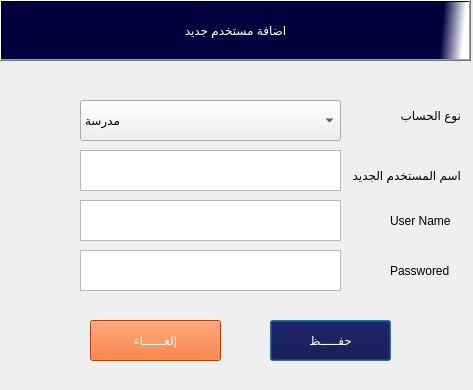
First picture: the form in newUser.ui, repository IbnEissa/EduTrackingPublic, before the edit.
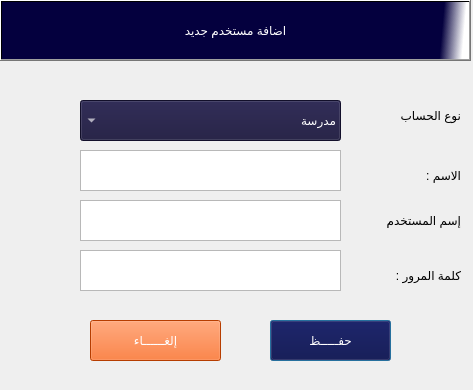
Second picture: the form after the edit.

```diff
--- a/newUser.ui
+++ b/newUser.ui
@@ -105,9 +105,9 @@
   <widget class="QLabel" name="label_3">
    <property name="geometry">
     <rect>
-     <x>390</x>
+     <x>350</x>
      <y>210</y>
-     <width>71</width>
+     <width>111</width>
      <height>21</height>
     </rect>
    </property>
@@ -115,7 +115,7 @@
     <string notr="true">font: 10pt &quot;PT Bold Heading&quot;;</string>
    </property>
    <property name="text">
-    <string>User Name</string>
+    <string>إسم المستخدم</string>
    </property>
   </widget>
   <widget class="QLabel" name="label_2">
@@ -131,7 +131,7 @@
     <string notr="true">font: 10pt &quot;PT Bold Heading&quot;;</string>
    </property>
    <property name="text">
-    <string>اسم المستخدم الجديد</string>
+    <string>الاسم : </string>
    </property>
   </widget>
   <widget class="QTextEdit" name="txtPortNumber_2">
@@ -150,17 +150,17 @@
   <widget class="QLabel" name="label_4">
    <property name="geometry">
     <rect>
-     <x>390</x>
+     <x>360</x>
      <y>260</y>
-     <width>71</width>
-     <height>21</height>
+     <width>101</width>
+     <height>31</height>
     </rect>
    </property>
    <property name="styleSheet">
     <string notr="true">font: 10pt &quot;PT Bold Heading&quot;;</string>
    </property>
    <property name="text">
-    <string>Passwored</string>
+    <string>كلمة المرور :</string>
    </property>
   </widget>
   <widget class="QComboBox" name="comboBox">
@@ -172,6 +172,14 @@
      <height>41</height>
     </rect>
    </property>
+   <property name="layoutDirection">
+    <enum>Qt::RightToLeft</enum>
+   </property>
+   <property name="styleSheet">
+    <string notr="true">background-color:rgb(25, 21, 59);
+color:rgb(255, 255, 255);
+font: 12pt &quot;PT Bold Heading&quot;;</string>
+   </property>
    <item>
     <property name="text">
      <string>مدرسة</string>
```
Left out of the diff: 12 changed lines with no effect on the pictures.
